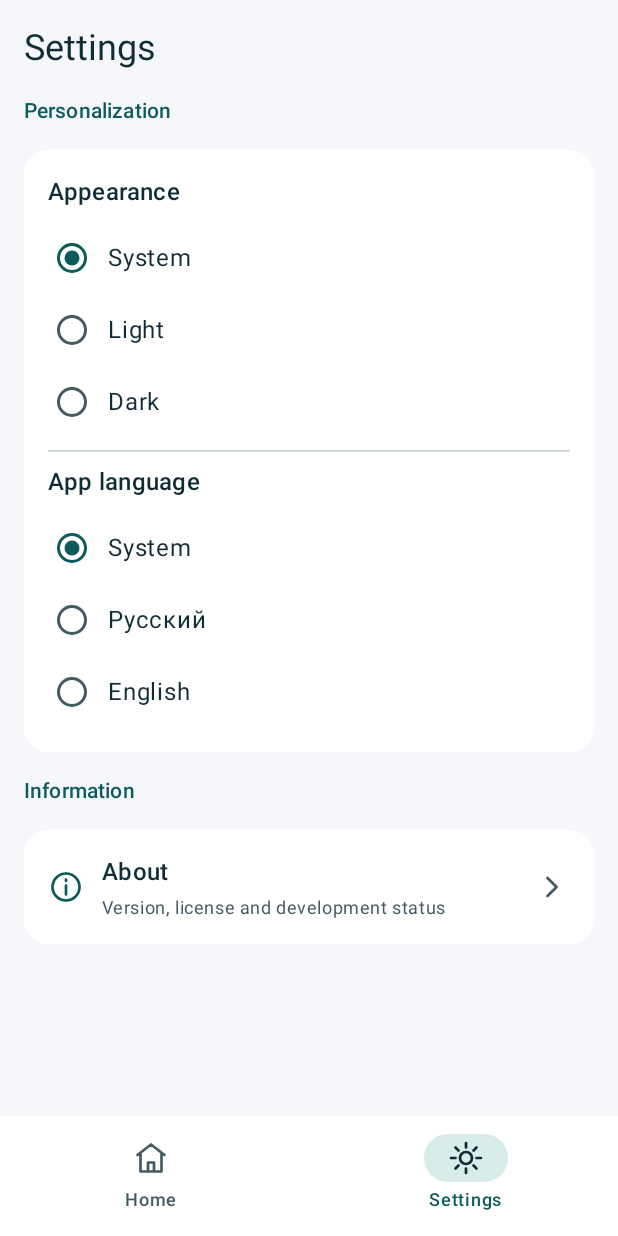
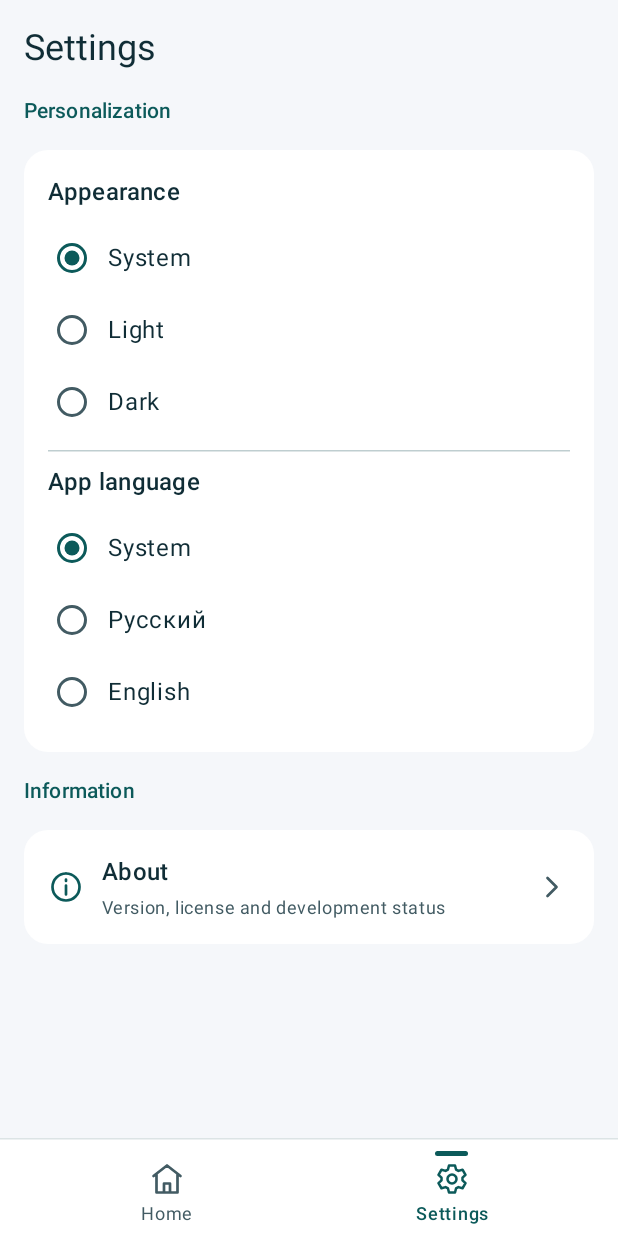
Before and after one commit to Ketarro/Credivaro, an Android app built with Jetpack Compose: the screen it shows after launch (MainActivity), item 2 of the bottom bar chosen, on a phone screen of 412 x 824 dp. Run offline under Robolectric (Android 15) with nearby library versions, the phone set to English and light mode, and no system bars.

Commit message:
fix: smooth locale switching and refine navigation and launcher icon

```diff
--- a/app/build.gradle.kts
+++ b/app/build.gradle.kts
@@ -10,7 +10,7 @@ android {
         applicationId = "io.github.ketarro.credivaro"
         minSdk = 26
         targetSdk = 36
-        versionCode = 2
+        versionCode = 3
         versionName = "0.1.0-alpha"
         resourceConfigurations += listOf("en", "ru")
     }
--- a/app/src/main/AndroidManifest.xml
+++ b/app/src/main/AndroidManifest.xml
@@ -1,13 +1,14 @@
 <manifest xmlns:android="http://schemas.android.com/apk/res/android">
     <application android:allowBackup="false" android:fullBackupContent="false"
         android:dataExtractionRules="@xml/data_extraction_rules"
-        android:icon="@drawable/ic_launcher" android:label="@string/app_name"
+        android:icon="@mipmap/ic_launcher" android:label="@string/app_name"
         android:localeConfig="@xml/locales_config" android:supportsRtl="true" android:theme="@style/Theme.Credivaro">
         <service android:name="androidx.appcompat.app.AppLocalesMetadataHolderService"
             android:enabled="false" android:exported="false">
             <meta-data android:name="autoStoreLocales" android:value="true"/>
         </service>
-        <activity android:name=".MainActivity" android:exported="true">
+        <activity android:name=".MainActivity" android:exported="true"
+            android:configChanges="locale|layoutDirection">
             <intent-filter>
                 <action android:name="android.intent.action.MAIN"/>
                 <category android:name="android.intent.category.LAUNCHER"/>
--- a/app/src/main/java/io/github/ketarro/credivaro/MainActivity.kt
+++ b/app/src/main/java/io/github/ketarro/credivaro/MainActivity.kt
@@ -1,6 +1,11 @@
 package io.github.ketarro.credivaro
 
 import android.os.Bundle
+import android.graphics.drawable.ColorDrawable
+import androidx.compose.foundation.background
+import androidx.compose.ui.platform.LocalConfiguration
+import androidx.compose.ui.text.font.FontWeight
+import androidx.compose.ui.text.style.TextAlign
 import androidx.activity.SystemBarStyle
 import androidx.activity.compose.BackHandler
 import androidx.activity.compose.setContent
@@ -39,21 +44,31 @@ class MainActivity : AppCompatActivity() {
                 Appearance.DARK -> true
                 Appearance.SYSTEM -> isSystemInDarkTheme()
             }
-            SideEffect {
+            val configuration = LocalConfiguration.current
+            var language by remember { mutableStateOf(currentAppLanguage()) }
+            LaunchedEffect(configuration) { language = currentAppLanguage() }
+            LaunchedEffect(dark) {
+                window.setBackgroundDrawable(ColorDrawable(android.graphics.Color.parseColor(
+                    if (dark) "#102D36" else "#F5F7FA"
+                )))
                 val style = if (dark) SystemBarStyle.dark(android.graphics.Color.TRANSPARENT)
                     else SystemBarStyle.light(android.graphics.Color.TRANSPARENT, android.graphics.Color.TRANSPARENT)
                 enableEdgeToEdge(statusBarStyle = style, navigationBarStyle = style)
             }
             CredivaroTheme(dark) {
                 AlphaScreen(
+                    dark = dark,
                     appearance = appearance,
                     onAppearance = { value ->
                         preferences.edit().putString("mode", value.stored).apply()
                         appearance = value
                     },
-                    language = AppLanguage.fromTag(AppCompatDelegate.getApplicationLocales().get(0)?.language),
+                    language = language,
                     onLanguage = { value ->
-                        AppCompatDelegate.setApplicationLocales(LocaleListCompat.forLanguageTags(value.tag))
+                        if (value != currentAppLanguage()) {
+                            AppCompatDelegate.setApplicationLocales(LocaleListCompat.forLanguageTags(value.tag))
+                        }
+                        language = currentAppLanguage()
                     }
                 )
             }
@@ -61,8 +76,12 @@ class MainActivity : AppCompatActivity() {
     }
 }
 
+private fun currentAppLanguage(): AppLanguage =
+    AppLanguage.fromTag(AppCompatDelegate.getApplicationLocales().get(0)?.language)
+
 @Composable
 private fun AlphaScreen(
+    dark: Boolean,
     appearance: Appearance, onAppearance: (Appearance) -> Unit,
     language: AppLanguage, onLanguage: (AppLanguage) -> Unit
 ) {
@@ -73,21 +92,11 @@ private fun AlphaScreen(
     Scaffold(
         containerColor = colors.background,
         bottomBar = {
-            NavigationBar(containerColor = colors.surface, tonalElevation = 0.dp) {
-                val navColors = NavigationBarItemDefaults.colors(
-                    selectedIconColor = colors.onSecondaryContainer,
-                    selectedTextColor = colors.primary,
-                    indicatorColor = colors.secondaryContainer,
-                    unselectedIconColor = colors.onSurfaceVariant,
-                    unselectedTextColor = colors.onSurfaceVariant
-                )
-                NavigationBarItem(selected = !settings, onClick = { settings = false; about = false },
-                    icon = { Icon(painterResource(R.drawable.ic_home), null) },
-                    label = { Text(stringResource(R.string.home)) }, colors = navColors)
-                NavigationBarItem(selected = settings, onClick = { settings = true; about = false },
-                    icon = { Icon(painterResource(R.drawable.ic_settings), null) },
-                    label = { Text(stringResource(R.string.settings)) }, colors = navColors)
-            }
+            CredivaroBottomBar(
+                settingsSelected = settings,
+                onHome = { settings = false; about = false },
+                onSettings = { settings = true; about = false }
+            )
         }
     ) { padding ->
         Box(Modifier.fillMaxSize().padding(padding), contentAlignment = Alignment.TopCenter) {
@@ -102,7 +111,7 @@ private fun AlphaScreen(
                         }
                         Text(stringResource(R.string.about), style = MaterialTheme.typography.titleLarge)
                     }
-                    BrandHeader()
+                    BrandHeader(dark)
                     SettingsCard {
                         Text(stringResource(R.string.version_label, BuildConfig.VERSION_NAME), style = MaterialTheme.typography.titleMedium)
                         Text(stringResource(R.string.build_label, BuildConfig.VERSION_CODE), style = MaterialTheme.typography.bodyMedium)
@@ -145,7 +154,7 @@ private fun AlphaScreen(
                         }
                     }
                 } else {
-                    BrandHeader()
+                    BrandHeader(dark)
                     Text(stringResource(R.string.tagline), color = colors.onSurfaceVariant, style = MaterialTheme.typography.bodyMedium)
                     Card(shape = RoundedCornerShape(20.dp),
                         colors = CardDefaults.cardColors(containerColor = colors.primaryContainer, contentColor = colors.onPrimaryContainer)) {
@@ -174,9 +183,79 @@ private fun AlphaScreen(
 }
 
 @Composable
-private fun BrandHeader() {
+private fun CredivaroBottomBar(
+    settingsSelected: Boolean,
+    onHome: () -> Unit,
+    onSettings: () -> Unit
+) {
+    val colors = MaterialTheme.colorScheme
+    Surface(color = colors.surface, tonalElevation = 0.dp) {
+        Column(Modifier.fillMaxWidth().navigationBarsPadding()) {
+            HorizontalDivider(color = colors.outlineVariant.copy(alpha = 0.55f))
+            Row(
+                Modifier.fillMaxWidth().selectableGroup().padding(horizontal = 16.dp),
+                verticalAlignment = Alignment.CenterVertically
+            ) {
+                CompactDestination(
+                    modifier = Modifier.weight(1f),
+                    selected = !settingsSelected,
+                    icon = R.drawable.ic_home,
+                    label = stringResource(R.string.home),
+                    onClick = onHome
+                )
+                CompactDestination(
+                    modifier = Modifier.weight(1f),
+                    selected = settingsSelected,
+                    icon = R.drawable.ic_settings,
+                    label = stringResource(R.string.settings),
+                    onClick = onSettings
+                )
+            }
+        }
+    }
+}
+
+@Composable
+private fun CompactDestination(
+    modifier: Modifier,
+    selected: Boolean,
+    icon: Int,
+    label: String,
+    onClick: () -> Unit
+) {
+    val colors = MaterialTheme.colorScheme
+    val contentColor = if (selected) colors.primary else colors.onSurfaceVariant
+    Column(
+        modifier.heightIn(min = 64.dp)
+            .selectable(selected = selected, onClick = onClick, role = Role.Tab)
+            .padding(horizontal = 8.dp, vertical = 5.dp),
+        horizontalAlignment = Alignment.CenterHorizontally,
+        verticalArrangement = Arrangement.spacedBy(3.dp, Alignment.CenterVertically)
+    ) {
+        Box(
+            Modifier.width(22.dp).height(3.dp).background(
+                if (selected) colors.primary else androidx.compose.ui.graphics.Color.Transparent,
+                RoundedCornerShape(2.dp)
+            )
+        )
+        Icon(painterResource(icon), contentDescription = null, tint = contentColor, modifier = Modifier.size(24.dp))
+        Text(
+            label,
+            color = contentColor,
+            style = MaterialTheme.typography.labelMedium,
+            fontWeight = if (selected) FontWeight.SemiBold else FontWeight.Normal,
+            textAlign = TextAlign.Center
+        )
+    }
+}
+
+@Composable
+private fun BrandHeader(dark: Boolean) {
     Row(verticalAlignment = Alignment.CenterVertically, horizontalArrangement = Arrangement.spacedBy(12.dp)) {
-        Image(painterResource(R.drawable.ic_launcher), null, Modifier.size(44.dp))
+        Image(
+            painterResource(if (dark) R.drawable.signal_frame_dark else R.drawable.signal_frame_light),
+            null, Modifier.size(36.dp)
+        )
         Text(stringResource(R.string.app_name), style = MaterialTheme.typography.headlineSmall, modifier = Modifier.weight(1f))
         Surface(color = MaterialTheme.colorScheme.secondaryContainer, shape = RoundedCornerShape(8.dp)) {
             Text(stringResource(R.string.preview_label), modifier = Modifier.padding(horizontal = 8.dp, vertical = 5.dp),
--- a/app/src/main/res/drawable/ic_launcher.xml
+++ b/app/src/main/res/drawable/ic_launcher.xml
@@ -1,6 +1,6 @@
 <vector xmlns:android="http://schemas.android.com/apk/res/android" android:width="108dp" android:height="108dp" android:viewportWidth="108" android:viewportHeight="108">
     <path android:fillColor="#102D36" android:pathData="M0,0 H108 V108 H0 Z"/>
-    <group android:scaleX="0.58" android:scaleY="0.58" android:translateX="25" android:translateY="25">
+    <group android:scaleX="0.70" android:scaleY="0.70" android:translateX="19" android:translateY="19">
         <path android:strokeColor="#FFFFFF" android:strokeWidth="11" android:strokeLineCap="round" android:strokeLineJoin="round" android:pathData="M9,43 L10,30 Q11,9 31,9 H50 M91,48 L89,67 Q87,91 65,91 H58 M39,91 H28 Q8,91 8,72 L9,58"/>
         <path android:strokeColor="#48E27A" android:strokeWidth="11" android:strokeLineCap="round" android:pathData="M65,9 H74 Q91,9 91,28 V31"/>
         <path android:strokeColor="#D9DEE2" android:strokeWidth="12" android:strokeLineCap="round" android:pathData="M32,49 L30.5,61 M73,49 L71.5,61"/>
--- a/app/src/main/res/drawable/ic_settings.xml
+++ b/app/src/main/res/drawable/ic_settings.xml
@@ -1 +1,3 @@
-<vector xmlns:android="http://schemas.android.com/apk/res/android" android:width="24dp" android:height="24dp" android:viewportWidth="24" android:viewportHeight="24"><path android:strokeColor="#FFFFFFFF" android:strokeWidth="1.8" android:strokeLineCap="round" android:strokeLineJoin="round" android:pathData="M12,8 A4,4 0,1 0,12 16 A4,4 0,1 0,12 8 M12,2 V5 M12,19 V22 M2,12 H5 M19,12 H22 M5,5 L7,7 M17,17 L19,19 M19,5 L17,7 M7,17 L5,19"/></vector>
+<vector xmlns:android="http://schemas.android.com/apk/res/android" android:width="24dp" android:height="24dp" android:viewportWidth="24" android:viewportHeight="24">
+    <path android:strokeColor="#FFFFFFFF" android:strokeWidth="1.7" android:strokeLineCap="round" android:strokeLineJoin="round" android:pathData="M10,3 H14 L14.7,5.7 L16.3,6.6 L19,5.8 L21,9.2 L19,11.1 V12.9 L21,14.8 L19,18.2 L16.3,17.4 L14.7,18.3 L14,21 H10 L9.3,18.3 L7.7,17.4 L5,18.2 L3,14.8 L5,12.9 V11.1 L3,9.2 L5,5.8 L7.7,6.6 L9.3,5.7 Z M12,9 A3,3 0,1 0,12 15 A3,3 0,1 0,12 9"/>
+</vector>
--- /dev/null
+++ b/app/src/main/res/drawable/signal_frame_dark.xml
@@ -0,0 +1,8 @@
+<vector xmlns:android="http://schemas.android.com/apk/res/android" android:width="108dp" android:height="108dp" android:viewportWidth="108" android:viewportHeight="108">
+    <group android:scaleX="1" android:scaleY="1" android:translateX="4" android:translateY="4">
+        <path android:strokeColor="#FFFFFF" android:strokeWidth="11" android:strokeLineCap="round" android:strokeLineJoin="round" android:pathData="M9,43 L10,30 Q11,9 31,9 H50 M91,48 L89,67 Q87,91 65,91 H58 M39,91 H28 Q8,91 8,72 L9,58"/>
+        <path android:strokeColor="#48E27A" android:strokeWidth="11" android:strokeLineCap="round" android:pathData="M65,9 H74 Q91,9 91,28 V31"/>
+        <path android:strokeColor="#D9DEE2" android:strokeWidth="12" android:strokeLineCap="round" android:pathData="M32,49 L30.5,61 M73,49 L71.5,61"/>
+        <path android:strokeColor="#48E27A" android:strokeWidth="15" android:strokeLineCap="round" android:pathData="M53,37 L50,64"/>
+        </group>
+</vector>
--- /dev/null
+++ b/app/src/main/res/drawable/signal_frame_light.xml
@@ -0,0 +1,8 @@
+<vector xmlns:android="http://schemas.android.com/apk/res/android" android:width="108dp" android:height="108dp" android:viewportWidth="108" android:viewportHeight="108">
+    <group android:scaleX="1" android:scaleY="1" android:translateX="4" android:translateY="4">
+        <path android:strokeColor="#0C5A5A" android:strokeWidth="11" android:strokeLineCap="round" android:strokeLineJoin="round" android:pathData="M9,43 L10,30 Q11,9 31,9 H50 M91,48 L89,67 Q87,91 65,91 H58 M39,91 H28 Q8,91 8,72 L9,58"/>
+        <path android:strokeColor="#176B3A" android:strokeWidth="11" android:strokeLineCap="round" android:pathData="M65,9 H74 Q91,9 91,28 V31"/>
+        <path android:strokeColor="#647C83" android:strokeWidth="12" android:strokeLineCap="round" android:pathData="M32,49 L30.5,61 M73,49 L71.5,61"/>
+        <path android:strokeColor="#176B3A" android:strokeWidth="15" android:strokeLineCap="round" android:pathData="M53,37 L50,64"/>
+        </group>
+</vector>
--- /dev/null
+++ b/app/src/main/res/mipmap-anydpi-v26/ic_launcher.xml
@@ -0,0 +1,4 @@
+<adaptive-icon xmlns:android="http://schemas.android.com/apk/res/android">
+    <background android:drawable="@color/ic_launcher_background"/>
+    <foreground android:drawable="@drawable/ic_launcher_foreground"/>
+</adaptive-icon>
--- /dev/null
+++ b/app/src/main/res/mipmap-anydpi-v33/ic_launcher.xml
@@ -0,0 +1,5 @@
+<adaptive-icon xmlns:android="http://schemas.android.com/apk/res/android">
+    <background android:drawable="@color/ic_launcher_background"/>
+    <foreground android:drawable="@drawable/ic_launcher_foreground"/>
+    <monochrome android:drawable="@drawable/ic_launcher_monochrome"/>
+</adaptive-icon>
--- /dev/null
+++ b/app/src/main/res/values/launcher_colors.xml
@@ -0,0 +1 @@
+<resources><color name="ic_launcher_background">#102D36</color></resources>
```
Also changed, not shown: app/src/main/res/drawable/ic_launcher_foreground.xml (added, +8 -0 lines), app/src/main/res/drawable/ic_launcher_monochrome.xml (added, +8 -0 lines), 1 other file.
